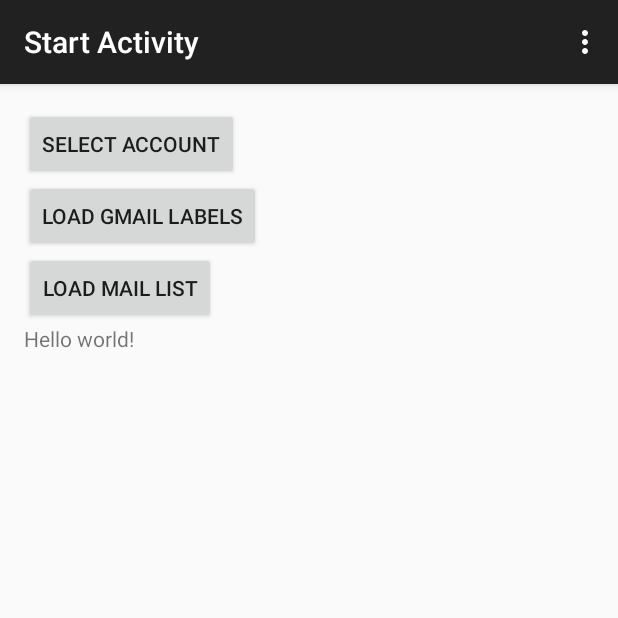
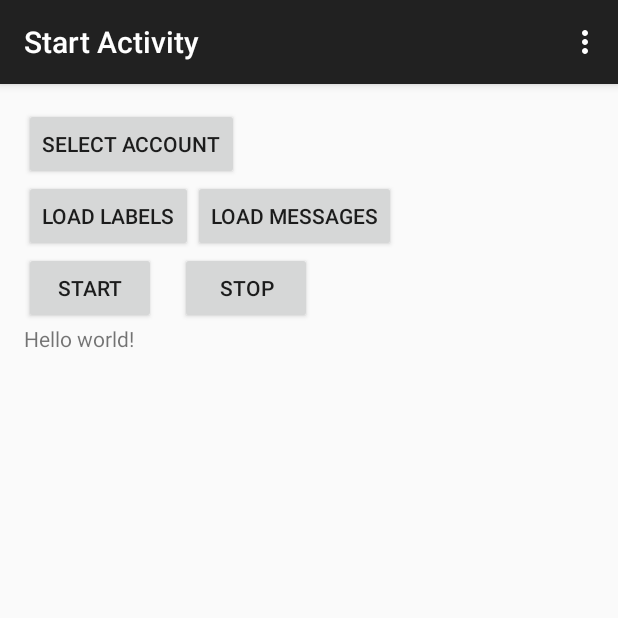
Before and after one commit to MishaKharaba/GmailQuickstart, an Android app: the screen it shows after launch (StartActivity), on a phone screen of 412 x 824 dp, the top half of it. Run offline under Robolectric (Android 15) with nearby library versions, the phone set to English and light mode, and no system bars; libraries missing offline, so code that uses them is left out: com.google.api.client, com.google.api.services; 2 statements that could not run were skipped.

```diff
--- a/app/src/main/java/com/example/misha/gmailquickstart/StartActivity.java
+++ b/app/src/main/java/com/example/misha/gmailquickstart/StartActivity.java
@@ -1,7 +1,6 @@
 package com.example.misha.gmailquickstart;
 
 import android.Manifest;
-import android.accounts.Account;
 import android.accounts.AccountManager;
 import android.content.Context;
 import android.content.Intent;
@@ -30,20 +29,22 @@ import com.google.api.client.json.jackson2.JacksonFactory;
 import com.google.api.client.util.ExponentialBackOff;
 import com.google.api.services.gmail.Gmail;
 import com.google.api.services.gmail.GmailScopes;
+import com.google.api.services.gmail.model.History;
 import com.google.api.services.gmail.model.Label;
 import com.google.api.services.gmail.model.ListLabelsResponse;
-import com.google.api.services.gmail.model.ListMessagesResponse;
 import com.google.api.services.gmail.model.Message;
 
 import java.io.IOException;
+import java.math.BigInteger;
 import java.util.ArrayList;
 import java.util.Arrays;
 import java.util.List;
-import java.util.zip.CheckedInputStream;
 
 
 public class StartActivity extends ActionBarActivity
 {
+    AlarmReceiver alarm = new AlarmReceiver();
+
     GoogleAccountCredential mCredential;
 
     private static final int MY_PERMISSIONS_REQUEST_READ_CONTACTS = 10;
@@ -241,6 +242,16 @@ public class StartActivity extends ActionBarActivity
         }
     }
 
+    public void onStartClick(View view)
+    {
+        alarm.setAlarm(this);
+    }
+
+    public void onStopClick(View view)
+    {
+        alarm.cancelAlarm(this);
+    }
+
     private class MakeRequestTask extends AsyncTask<Void, Void, List<String>>
     {
         private com.google.api.services.gmail.Gmail mService = null;
@@ -352,22 +363,13 @@ public class StartActivity extends ActionBarActivity
         }
     }
 
-    private class LoadMailListTask extends AsyncTask<Void, Void, List<String>>
+    private class LoadMailListTask extends AsyncTask<Void, Void, List<Message>>
     {
-        private com.google.api.services.gmail.Gmail mService = null;
-        private String mUserId;
-
-        private Exception mLastError = null;
+        private GmailReader mService = null;
 
         public LoadMailListTask(GoogleAccountCredential credential)
         {
-            HttpTransport transport = AndroidHttp.newCompatibleTransport();
-            JsonFactory jsonFactory = JacksonFactory.getDefaultInstance();
-            mUserId = credential.getSelectedAccountName();
-            mService = new com.google.api.services.gmail.Gmail.Builder(
-                    transport, jsonFactory, credential)
-                    .setApplicationName("GMail API Android Quickstart")
-                    .build();
+            mService = new GmailReader(credential);
         }
 
         @Override
@@ -378,7 +380,7 @@ public class StartActivity extends ActionBarActivity
         }
 
         @Override
-        protected void onPostExecute(List<String> output)
+        protected void onPostExecute(List<Message> output)
         {
             super.onPostExecute(output);
             //mProgress.hide();
@@ -388,8 +390,20 @@ public class StartActivity extends ActionBarActivity
             }
             else
             {
-                output.add(0, "Data retrieved using the Gmail API:");
-                mMsg.setText(TextUtils.join("\n", output));
+                StringBuilder sb = new StringBuilder();
+                for (Message msg : output)
+                {
+                    try
+                    {
+                        sb.append(msg.toPrettyString());
+                    }
+                    catch (Exception e)
+                    {
+                        sb.append(msg.getId());
+                    }
+                    sb.append('\n');
+                }
+                mMsg.setText(sb.toString());
             }
         }
 
@@ -397,9 +411,9 @@ public class StartActivity extends ActionBarActivity
         protected void onCancelled()
         {
             super.onCancelled();
-            if (mLastError != null)
+            if (mService.getLastError() != null)
             {
-                mMsg.setText("The following error occurred:\n" + mLastError.getMessage());
+                mMsg.setText("The following error occurred:\n" + mService.getLastError().getMessage());
             }
             else
             {
@@ -408,44 +422,88 @@ public class StartActivity extends ActionBarActivity
         }
 
         @Override
-        protected List<String> doInBackground(Void... params)
+        protected List<Message> doInBackground(Void... params)
         {
-            try
+            List<Message> messages = mService.GetMessages(20);
+            if (mService.getLastError() != null)
             {
-                ListMessagesResponse response = mService.users().messages().list(mUserId).execute();
-                List<String> messages = new ArrayList<String>();
-                int counter = 0;
-                while (response.getMessages() != null)
-                {
-                    List<Message> msgRecs = response.getMessages();
-                    for (Message msgRec : msgRecs)
-                    {
-                        messages.add(msgRec.getId() + " / " + msgRec.getHistoryId());
-                        counter += 1;
-                    }
-                    if (counter > 20)
-                        break;
-                    if (response.getNextPageToken() != null)
-                    {
-                        String pageToken = response.getNextPageToken();
-                        response = mService.users().messages().list(mUserId)//.setLabelIds(labelIds)
-                                .setPageToken(pageToken).execute();
-                    }
-                    else
-                    {
-                        break;
-                    }
-                }
-                return messages;
+                messages = null;
+                cancel(true);
             }
-            catch (Exception e)
-            {
-                mLastError = e;
-                cancel(true);
-                return null;
-            }
+            return messages;
         }
 
     }
 
+    private class LoadHistoryListTask extends AsyncTask<Void, Void, List<History>>
+    {
+        private GmailReader mService = null;
+
+        public LoadHistoryListTask(GoogleAccountCredential credential)
+        {
+            mService = new GmailReader(credential);
+        }
+
+        @Override
+        protected void onPreExecute()
+        {
+            super.onPreExecute();
+            mMsg.setText("Getting mail list...");
+        }
+
+        @Override
+        protected void onPostExecute(List<History> output)
+        {
+            super.onPostExecute(output);
+            //mProgress.hide();
+            if (output == null || output.size() == 0)
+            {
+                mMsg.setText("No results returned.");
+            }
+            else
+            {
+                StringBuilder sb = new StringBuilder();
+                for (History msg : output)
+                {
+                    try
+                    {
+                        sb.append(msg.toPrettyString());
+                    }
+                    catch (Exception e)
+                    {
+                        sb.append(msg.getId());
+                    }
+                    sb.append('\n');
+                }
+                mMsg.setText(sb.toString());
+            }
+        }
+
+        @Override
+        protected void onCancelled()
+        {
+            super.onCancelled();
+            if (mService.getLastError() != null)
+            {
+                mMsg.setText("The following error occurred:\n" + mService.getLastError().getMessage());
+            }
+            else
+            {
+                mMsg.setText("Request cancelled.");
+            }
+        }
+
+        @Override
+        protected List<History> doInBackground(Void... params)
+        {
+            List<History> messages = mService.GetHistory(BigInteger.ZERO, 100);
+            if (mService.getLastError() != null)
+            {
+                messages = null;
+                cancel(true);
+            }
+            return messages;
+        }
+
+    }
 }
--- a/app/src/main/res/layout/activity_start.xml
+++ b/app/src/main/res/layout/activity_start.xml
@@ -17,21 +17,45 @@
         android:onClick="onSelectAccountClick"
         android:text="@string/select_account"/>
 
-    <Button
-        android:layout_width="wrap_content"
-        android:layout_height="wrap_content"
-        android:text="@string/load_gmail_labels"
-        android:onClick="onLoadGMailLabelsClick"/>
+    <LinearLayout
+        android:layout_width="fill_parent"
+        android:layout_height="wrap_content">
 
-    <Button
-        android:layout_width="wrap_content"
-        android:layout_height="wrap_content"
-        android:text="@string/load_mail_list"
-        android:onClick="onLoadMailListClick"/>
+        <Button
+            android:layout_width="wrap_content"
+            android:layout_height="wrap_content"
+            android:onClick="onLoadGMailLabelsClick"
+            android:text="@string/load_gmail_labels"/>
+
+        <Button
+            android:layout_width="wrap_content"
+            android:layout_height="wrap_content"
+            android:onClick="onLoadMailListClick"
+            android:text="@string/load_gmail_messages"/>
+    </LinearLayout>
+
+    <LinearLayout
+        android:layout_width="fill_parent"
+        android:layout_height="wrap_content">
+
+        <Button
+            android:layout_width="wrap_content"
+            android:layout_height="wrap_content"
+            android:onClick="onStartClick"
+            android:text="Start"/>
+
+        <Button
+            android:layout_width="wrap_content"
+            android:layout_height="wrap_content"
+            android:layout_marginLeft="@dimen/activity_horizontal_margin"
+            android:onClick="onStopClick"
+            android:text="Stop"/>
+    </LinearLayout>
 
     <ScrollView
         android:layout_width="fill_parent"
         android:layout_height="fill_parent">
+
         <TextView
             android:id="@+id/msg"
             android:layout_width="wrap_content"
--- a/app/src/main/res/values/strings.xml
+++ b/app/src/main/res/values/strings.xml
@@ -1,11 +1,11 @@
 <resources>
-    <string name="app_name">GmailQuickstart</string>
+    <string name="app_name">GMail Quick Start</string>
     <string name="title_activity_start">Start Activity</string>
 
     <string name="hello_world">Hello world!</string>
     <string name="action_settings">Settings</string>
     <string name="select_account">Select Account</string>
     <string name="account_unspecified">Account unspecified</string>
-    <string name="load_gmail_labels">Load GMail labels</string>
-    <string name="load_mail_list">Load Mail List</string>
+    <string name="load_gmail_labels">Load Labels</string>
+    <string name="load_gmail_messages">Load Messages</string>
 </resources>
```
Also changed, not shown: app/src/main/AndroidManifest.xml (+30 -16 lines), app/src/main/java/com/example/misha/gmailquickstart/AlarmReceiver.java (added, +61 -0 lines), app/src/main/java/com/example/misha/gmailquickstart/BootReceiver.java (added, +20 -0 lines), app/src/main/java/com/example/misha/gmailquickstart/GmailReader.java (added, +136 -0 lines), app/src/main/java/com/example/misha/gmailquickstart/SchedulingService.java (added, +58 -0 lines), 1 other file.
